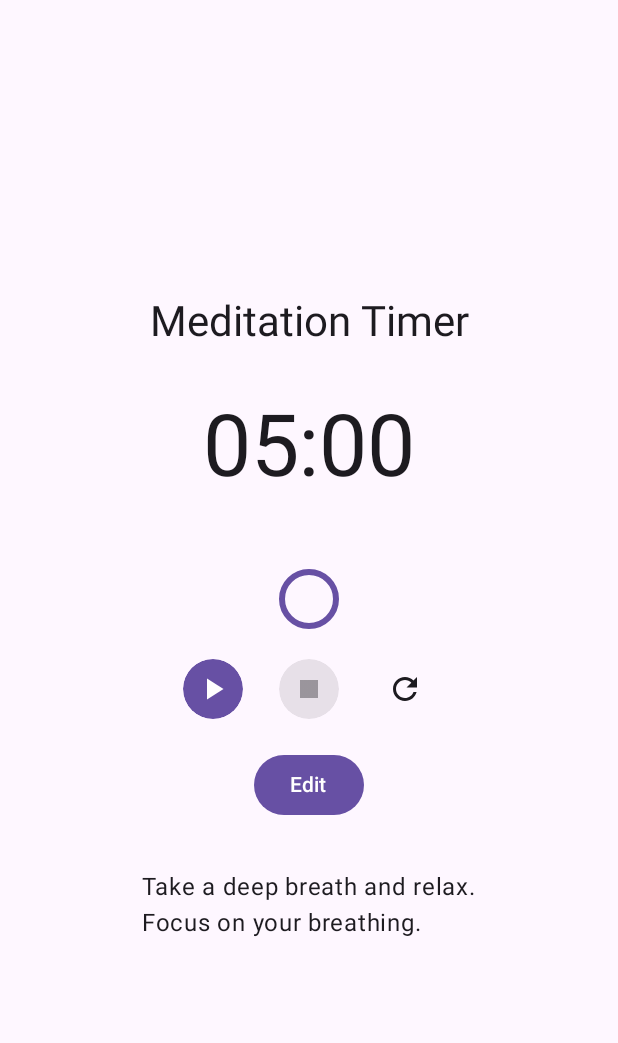
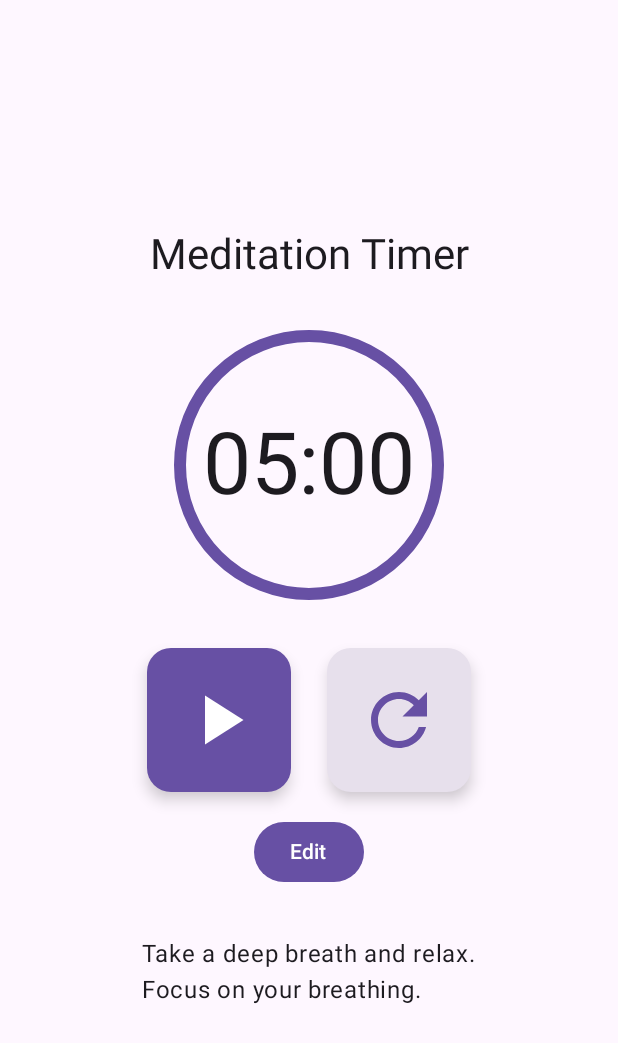
Before and after one commit to Danny3042/HealthApp, an Android app built with Jetpack Compose: the composable MeditationPage shown on its own in the app's theme, on a phone screen of 412 x 824 dp. Shown: the top 1043 px of the screen. Run offline under Robolectric (Android 15) with nearby library versions, the phone set to English and light mode, and no system bars; libraries missing offline, so code that uses them is left out: com.mmk.kmpnotifier; 17 statements that could not run were skipped.

Commit message:
Enhance MeditationPage with animated timer and improved UI controls

```diff
--- a/composeApp/src/commonMain/kotlin/pages/GoalsPage.kt
+++ b/composeApp/src/commonMain/kotlin/pages/GoalsPage.kt
@@ -1,5 +1,6 @@
 package pages
 
+import MeditationPage
 import androidx.compose.foundation.layout.Arrangement
 import androidx.compose.foundation.layout.Column
 import androidx.compose.foundation.layout.Spacer
@@ -25,7 +26,6 @@ import androidx.compose.ui.Alignment
 import androidx.compose.ui.Modifier
 import androidx.compose.ui.unit.dp
 import sub_pages.HabitTrackerPage
-import sub_pages.MeditationPage
 
 @Composable
 fun GoalsPage() {
--- a/composeApp/src/commonMain/kotlin/sub_pages/MeditationPage.kt
+++ b/composeApp/src/commonMain/kotlin/sub_pages/MeditationPage.kt
@@ -1,22 +1,30 @@
-package sub_pages
 
+import androidx.compose.animation.AnimatedContent
+import androidx.compose.animation.ExperimentalAnimationApi
+import androidx.compose.animation.core.tween
+import androidx.compose.animation.fadeIn
+import androidx.compose.animation.fadeOut
+import androidx.compose.animation.togetherWith
+import androidx.compose.foundation.indication
+import androidx.compose.foundation.interaction.MutableInteractionSource
 import androidx.compose.foundation.layout.Arrangement
+import androidx.compose.foundation.layout.Box
 import androidx.compose.foundation.layout.Column
 import androidx.compose.foundation.layout.Row
 import androidx.compose.foundation.layout.Spacer
 import androidx.compose.foundation.layout.fillMaxSize
 import androidx.compose.foundation.layout.height
 import androidx.compose.foundation.layout.padding
-import androidx.compose.foundation.layout.width
+import androidx.compose.foundation.layout.size
 import androidx.compose.material.icons.Icons
 import androidx.compose.material.icons.filled.PlayArrow
 import androidx.compose.material.icons.filled.Refresh
 import androidx.compose.material.icons.filled.Stop
+import androidx.compose.material.ripple.rememberRipple
 import androidx.compose.material3.Button
 import androidx.compose.material3.CircularProgressIndicator
+import androidx.compose.material3.FloatingActionButton
 import androidx.compose.material3.Icon
-import androidx.compose.material3.IconButton
-import androidx.compose.material3.IconButtonDefaults
 import androidx.compose.material3.MaterialTheme
 import androidx.compose.material3.Text
 import androidx.compose.runtime.Composable
@@ -27,19 +35,20 @@ import androidx.compose.runtime.remember
 import androidx.compose.runtime.setValue
 import androidx.compose.ui.Alignment
 import androidx.compose.ui.Modifier
+import androidx.compose.ui.graphics.Color
 import androidx.compose.ui.unit.dp
 import com.mmk.kmpnotifier.notification.NotifierManager
 import components.TimeEditDialog
 import kotlinx.coroutines.delay
 
+@OptIn(ExperimentalAnimationApi::class)
 @Composable
 fun MeditationPage() {
-    var totalTime = 5 * 60 // 5 minutes in seconds
+    var totalTime by remember { mutableStateOf(5 * 60) }
     var timeLeft by remember { mutableStateOf(totalTime) }
     val progress = timeLeft / totalTime.toFloat()
     var isRunning by remember { mutableStateOf(false) }
     val notifier = remember { NotifierManager.getLocalNotifier() }
-    var editText by remember { mutableStateOf("") }
     var showEditDialog by remember { mutableStateOf(false) }
 
     LaunchedEffect(isRunning) {
@@ -65,7 +74,7 @@ fun MeditationPage() {
                 totalTime = minutes * 60 + seconds
                 timeLeft = totalTime
                 showEditDialog = false
-                isRunning = false // Reset running state when editing time
+                isRunning = false
             }
         )
     }
@@ -79,44 +88,81 @@ fun MeditationPage() {
     ) {
         Text("Meditation Timer", style = MaterialTheme.typography.headlineMedium)
         Spacer(modifier = Modifier.height(32.dp))
-        Text(
-            text = "${(timeLeft / 60).toString().padStart(2, '0')}:${(timeLeft % 60).toString().padStart(2, '0')}",
-            style = MaterialTheme.typography.displayLarge
-        )
+        // Timer with circular progress indicator
+        Box(contentAlignment = Alignment.Center) {
+            CircularProgressIndicator(
+                progress = { progress },
+                modifier = Modifier.size(180.dp),
+                strokeWidth = 8.dp
+            )
+            AnimatedContent(
+                targetState = timeLeft,
+                transitionSpec = { fadeIn(tween(300)) togetherWith fadeOut(tween(300)) }
+            ) { remainingTime ->
+                Text(
+                    text = "${(remainingTime / 60).toString().padStart(2, '0')}:${(remainingTime % 60).toString().padStart(2, '0')}",
+                    style = MaterialTheme.typography.displayLarge
+                )
+            }
+        }
         Spacer(modifier = Modifier.height(32.dp))
-        CircularProgressIndicator(
-            progress = { progress },
-            modifier = Modifier.padding(16.dp),
-        )
-        Row {
-            IconButton(
-                onClick = { isRunning = true },
-                enabled = !isRunning && timeLeft > 0,
-                colors = IconButtonDefaults.filledIconButtonColors()
-            ) { Icon(Icons.Default.PlayArrow, contentDescription = "Start") }
-            Spacer(modifier = Modifier.width(16.dp))
-            IconButton(
-                onClick = { isRunning = false },
-                enabled = isRunning,
-                colors = IconButtonDefaults.filledIconButtonColors(
-                    containerColor = MaterialTheme.colorScheme.error
-                )
-            ) { Icon(Icons.Default.Stop, contentDescription = "Stop") }
-            Spacer(modifier = Modifier.width(16.dp))
-            IconButton(
+        // Play/Stop and Reset buttons
+        Row(
+            horizontalArrangement = Arrangement.spacedBy(24.dp),
+            verticalAlignment = Alignment.CenterVertically
+        ) {
+            AnimatedContent(
+                targetState = isRunning,
+                transitionSpec = { fadeIn(tween(300)) togetherWith fadeOut(tween(300)) }
+            ) { running ->
+                FloatingActionButton(
+                    onClick = {
+                        if (running) {
+                            isRunning = false
+                        } else if (timeLeft > 0) {
+                            isRunning = true
+                        }
+                    },
+                    containerColor = if (running) MaterialTheme.colorScheme.error else MaterialTheme.colorScheme.primary,
+                    contentColor = Color.White,
+                    modifier = Modifier
+                        .size(96.dp)
+                        .indication(
+                            interactionSource = remember { MutableInteractionSource() },
+                            indication = rememberRipple(bounded = true, color = Color.White)
+                        )
+                ) {
+                    Icon(
+                        imageVector = if (running) Icons.Default.Stop else Icons.Default.PlayArrow,
+                        contentDescription = if (running) "Stop" else "Start",
+                        modifier = Modifier.size(56.dp)
+                    )
+                }
+            }
+            FloatingActionButton(
                 onClick = {
                     isRunning = false
                     timeLeft = totalTime
                 },
-                colors = IconButtonDefaults.outlinedIconButtonColors()
-            ) { Icon(Icons.Default.Refresh, contentDescription = "Reset") }
+                containerColor = MaterialTheme.colorScheme.surfaceVariant,
+                contentColor = MaterialTheme.colorScheme.primary,
+                modifier = Modifier
+                    .size(96.dp)
+                    .indication(
+                        interactionSource = remember { MutableInteractionSource() },
+                        indication = rememberRipple(bounded = true, color = MaterialTheme.colorScheme.primary)
+                    ),
+            ) {
+                Icon(
+                    imageVector = Icons.Default.Refresh,
+                    contentDescription = "Reset",
+                    modifier = Modifier.size(56.dp)
+                )
+            }
         }
         Spacer(modifier = Modifier.height(16.dp))
         Button(
-            onClick = {
-                editText = (totalTime / 60).toString()
-                showEditDialog = true
-            }
+            onClick = { showEditDialog = true }
         ) { Text("Edit") }
         Spacer(modifier = Modifier.height(32.dp))
         Text(
```
